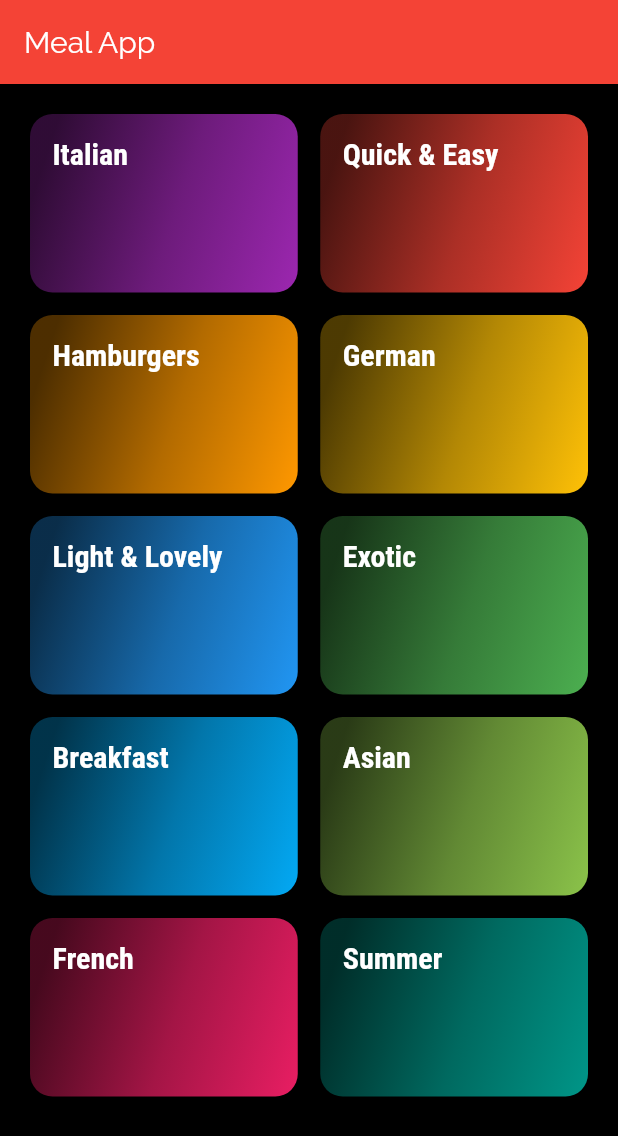
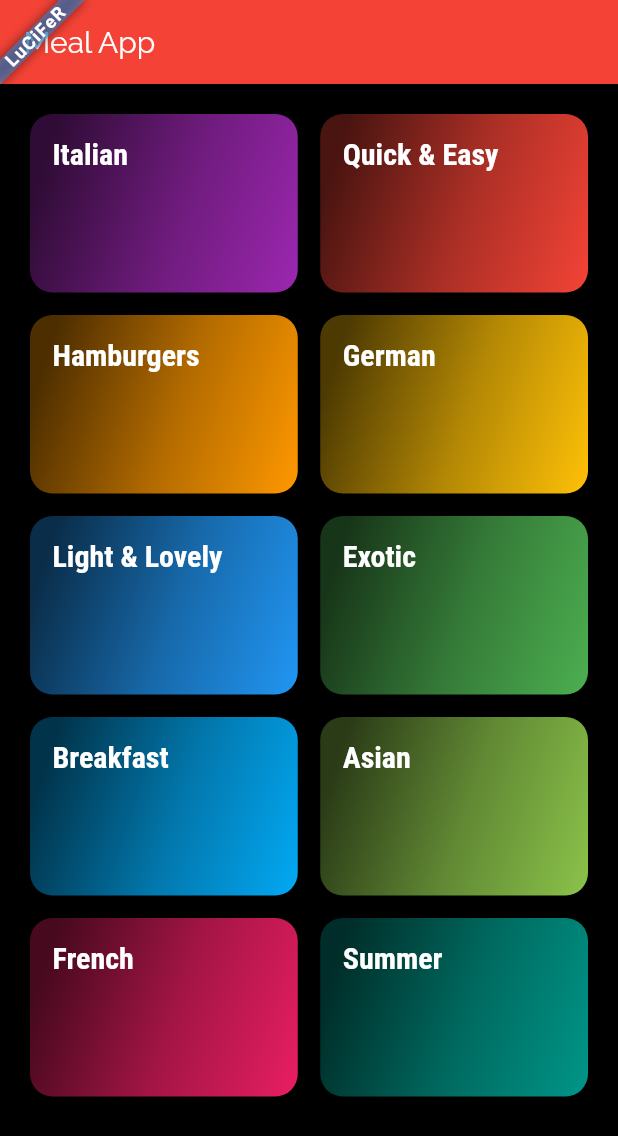
Before and after one commit to d4rk-lucif3r/Meals-App-Flutter, a Flutter app: the screen it shows after launch, on a phone screen of 412 x 824 dp. Shown: the top 1136 px of the screen. Run offline on Flutter 3.47's test engine with Material 2 defaults, Android fonts, the phone set to English and light mode, and no system bars.

Commit message:
Added Custom Banner and removed default one
Signed-off-by: Arsh Anwar <lucifer78908@gmail.com>

```diff
--- a/lib/main.dart
+++ b/lib/main.dart
@@ -13,6 +13,7 @@ class MyApp extends StatelessWidget {
   @override
   Widget build(BuildContext context) {
     return MaterialApp(
+      debugShowCheckedModeBanner: false,
       title: 'Meals App',
       theme: ThemeData(
           primarySwatch: Colors.red,
--- a/lib/screens/categories_screen.dart
+++ b/lib/screens/categories_screen.dart
@@ -1,4 +1,5 @@
 import 'package:flutter/material.dart';
+import '../widgets/banner.dart';
 
 import '../data/dummy_data.dart';
 import '../widgets/category_item.dart';
@@ -6,7 +7,7 @@ import '../widgets/category_item.dart';
 class CategoriesScreen extends StatelessWidget {
   @override
   Widget build(BuildContext context) {
-    return Scaffold(
+     return wrapWithBanner( Scaffold(
         appBar: AppBar(
           title: const Text(
             "Meal App",
@@ -27,6 +28,6 @@ class CategoriesScreen extends StatelessWidget {
             crossAxisSpacing: 15,
             mainAxisSpacing: 15,
           ),
-        ));
+        )));
   }
 }
--- /dev/null
+++ b/lib/widgets/banner.dart
@@ -0,0 +1,18 @@
+import 'package:flutter/material.dart';
+
+Widget wrapWithBanner(Widget child) {
+  return Banner(
+    child: child,
+    location: BannerLocation.topStart,
+    message: 'LuCiFeR',
+    color: Colors.blue.withOpacity(0.5),
+    textStyle: TextStyle(
+      fontWeight: FontWeight.bold,
+      fontSize: 12.0,
+      letterSpacing: 1.0,
+      fontFamily: 'OpenSans',
+
+    ),
+    textDirection: TextDirection.ltr,
+  );
+}
```
